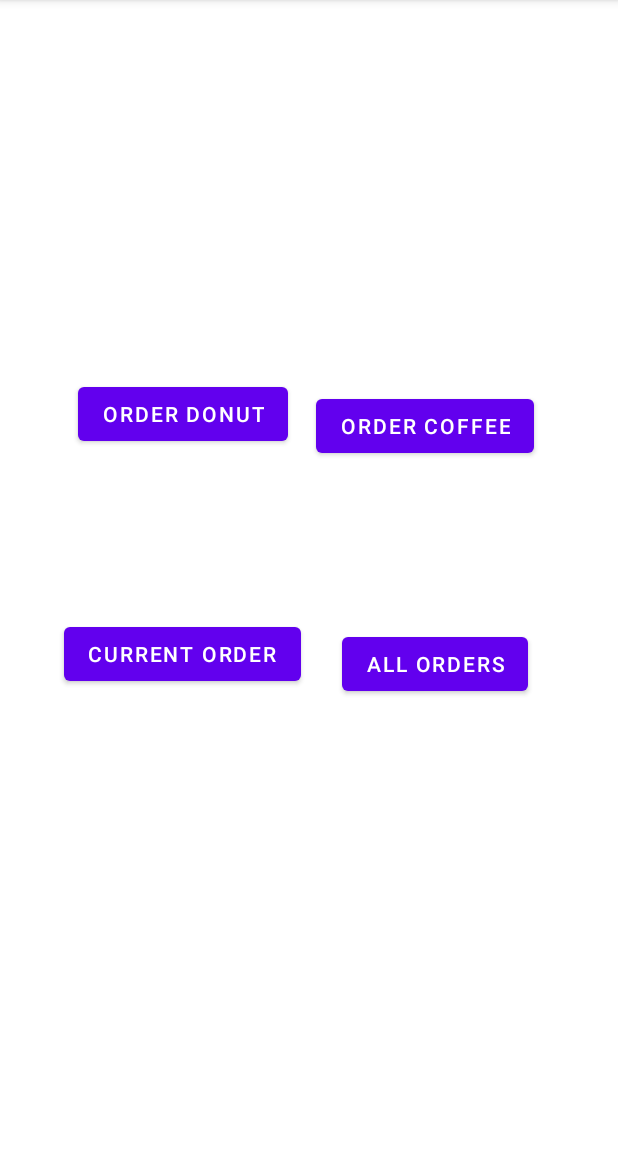
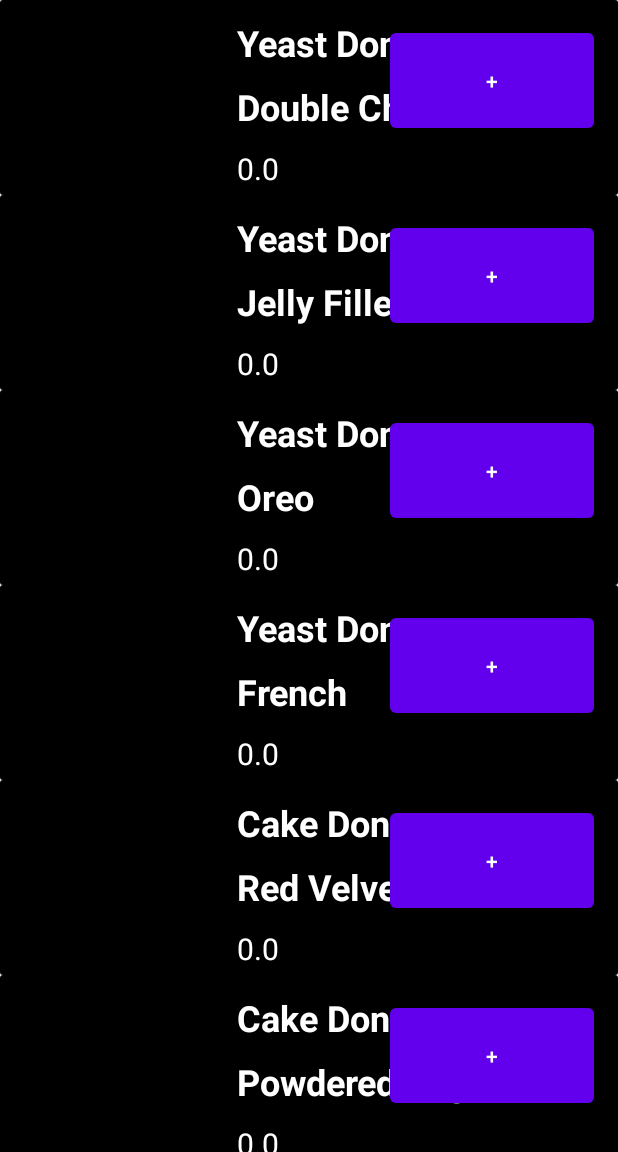
Before and after one commit to MarkHolleran/RUCafe-2, an Android app: the screen it shows after launch (MainActivity before the commit, donut_order after it), after a tap on "ORDER DONUT", on a phone screen of 412 x 824 dp, the part 84-1236 px from its top. Run offline under Robolectric (Android 15) with nearby library versions, the phone set to English and light mode, and no system bars.

Commit message:
commit before I change the donut order layout

```diff
--- a/app/src/main/java/com/rutgers/rucafe/MainActivity.java
+++ b/app/src/main/java/com/rutgers/rucafe/MainActivity.java
@@ -27,7 +27,7 @@ public class MainActivity extends AppCompatActivity {
 
             @Override
             public void onClick(View v){
-                startActivity(new Intent(MainActivity.this, DonutActivity.class));
+                startActivity(new Intent(MainActivity.this, donut_order.class));
             }
         });
 
--- a/app/src/main/java/com/rutgers/rucafe/donutAdapter.java
+++ b/app/src/main/java/com/rutgers/rucafe/donutAdapter.java
@@ -5,7 +5,6 @@ import android.content.Context;
 import android.content.DialogInterface;
 import android.content.Intent;
 import android.view.LayoutInflater;
-import android.view.Menu;
 import android.view.View;
 import android.view.ViewGroup;
 import android.widget.Button;
@@ -17,7 +16,6 @@ import androidx.annotation.NonNull;
 import androidx.constraintlayout.widget.ConstraintLayout;
 import androidx.recyclerview.widget.RecyclerView;
 
-import java.lang.reflect.Array;
 import java.util.ArrayList;
 
 class donutAdapter extends RecyclerView.Adapter<donutAdapter.donutHolder> {
@@ -46,7 +44,8 @@ class donutAdapter extends RecyclerView.Adapter<donutAdapter.donutHolder> {
     @Override
     public void onBindViewHolder(@NonNull donutHolder holder, int position) {
 
-        holder.donutName.setText(donuts.get(position).getFlavor());
+        holder.donutFlavor.setText(donuts.get(position).getFlavor());
+        holder.donutType.setText(donuts.get(position).getDonutType());
         double d = donuts.get(position).itemPrice();
         String s = String.valueOf(d);
         holder.donutPrice.setText(s);
@@ -62,33 +61,39 @@ class donutAdapter extends RecyclerView.Adapter<donutAdapter.donutHolder> {
 
     public static class donutHolder extends RecyclerView.ViewHolder{
 
-        private TextView donutName, donutPrice;
+        private TextView donutType, donutPrice,donutFlavor;
         private ImageView donutImage;
         private Button addDonut;
         private ConstraintLayout parentLayout;
 
+
         public donutHolder (@NonNull View donutView){
 
             super(donutView);
-            donutName = donutView.findViewById(R.id.donutFlavor);
+            donutFlavor = donutView.findViewById(R.id.donutFlavor);
+            donutType = donutView.findViewById(R.id.donutType);
             donutPrice = donutView.findViewById(R.id.donutPrice);
             donutImage = donutView.findViewById(R.id.donutImage);
-            addDonut = donutView.findViewById(R.id.donutAdd);
+            addDonut = donutView.findViewById(R.id.fucj);
             parentLayout = itemView.findViewById(R.id.rowLayout);
             setAddButtonOnClick(donutView);
 
 
-
+            //if you click an imageview the program crashes bc of this
             parentLayout.setOnClickListener(new View.OnClickListener(){
 
             @Override
                     public void onClick(View view){
                     Intent intent = new Intent(donutView.getContext(), donutSelectedActivity.class);
-                    intent.putExtra("DONUT", donutName.getText());
+                    intent.putExtra("DONUT", donutPrice.getText());
                     donutView.getContext().startActivity(intent);
 
             }
+
+
         });
+
+
     }
 
         private void setAddButtonOnClick(@NonNull View itemView) {
@@ -97,18 +102,18 @@ class donutAdapter extends RecyclerView.Adapter<donutAdapter.donutHolder> {
                 public void onClick(View view) {
                     AlertDialog.Builder alert = new AlertDialog.Builder(itemView.getContext());
                     alert.setTitle("Add to order");
-                    alert.setMessage(donutName.getText().toString());
+                    alert.setMessage(donutFlavor.getText().toString() + " " + donutType.getText().toString());
                     //handle the "YES" click
                     alert.setPositiveButton("yes", new DialogInterface.OnClickListener() {
                         public void onClick(DialogInterface dialog, int which) {
                             Toast.makeText(itemView.getContext(),
-                                    donutName.getText().toString() + " added.", Toast.LENGTH_LONG).show();
+                                    donutFlavor.getText().toString() + " " + donutType.getText().toString() + " added.", Toast.LENGTH_LONG).show();
                         }
                         //handle the "NO" click
                     }).setNegativeButton("no", new DialogInterface.OnClickListener() {
                         public void onClick(DialogInterface dialog, int which) {
                             Toast.makeText(itemView.getContext(),
-                                    donutName.getText().toString() + " not added.", Toast.LENGTH_LONG).show();
+                                    donutFlavor.getText().toString() + " " + donutType.getText().toString() + " not added.", Toast.LENGTH_LONG).show();
                         }
                     });
                     AlertDialog dialog = alert.create();
--- a/app/src/main/java/com/rutgers/rucafe/donutSelectedActivity.java
+++ b/app/src/main/java/com/rutgers/rucafe/donutSelectedActivity.java
@@ -14,7 +14,7 @@ public class donutSelectedActivity extends AppCompatActivity {
 
         super.onCreate(savedInstanceState);
         setContentView(R.layout.activity_donut_selected);
-        btn_donutName = findViewById(R.id.btn1);
+        btn_donutName = findViewById(R.id.beep);
         Intent intent = getIntent();
         btn_donutName.setText(intent.getStringExtra("DONUT"));
     }
--- a/app/src/main/java/com/rutgers/rucafe/donut_order.java
+++ b/app/src/main/java/com/rutgers/rucafe/donut_order.java
@@ -1,19 +1,45 @@
 package com.rutgers.rucafe;
 
 import androidx.appcompat.app.AppCompatActivity;
-import android.widget.Button;
+import androidx.recyclerview.widget.LinearLayoutManager;
+import androidx.recyclerview.widget.RecyclerView;
 
 import android.os.Bundle;
 
+import java.util.ArrayList;
+
 public class donut_order extends AppCompatActivity {
 
-    private Button addButton;
+    private ArrayList<Donut> donuts = new ArrayList<>();
+
+    private int [] donutImages = {R.drawable.apple, R.drawable.banana, R.drawable.grapes,
+            R.drawable.mango, R.drawable.orange, R.drawable.peach, R.drawable.pineapple,
+            R.drawable.strawberry, R.drawable.strawberry, R.drawable.strawberry, R.drawable.strawberry, R.drawable.strawberry};
 
     @Override
     protected void onCreate(Bundle savedInstanceState) {
         super.onCreate(savedInstanceState);
         setContentView(R.layout.activity_donut_order);
+        RecyclerView rcview = findViewById(R.id.rcView_menu);
+        setupMenuItems();
+        donutAdapter adapter = new donutAdapter(this,donuts);
+        rcview.setAdapter(adapter);
+        rcview.setLayoutManager(new LinearLayoutManager(this));
 
-        addButton = findViewById(R.id.donutAdd);
     }
+
+    private void setupMenuItems() {
+
+        String [] donutNames = getResources().getStringArray(R.array.donut_names);
+        String [] donutTypes = getResources().getStringArray(R.array.donut_types);
+        /* Add the items to the ArrayList.
+         * Note that I use hardcoded prices for demo purpose. This should be replace by other
+         * data sources.
+         */
+        for (int i = 0; i < donutNames.length; i++) {
+            donuts.add(new Donut(donutNames[i] ,donutTypes[i]  ,donutImages[i] ));
+            //
+        }
+    }
+
 }
--- a/app/src/main/res/layout/activity_donut_order.xml
+++ b/app/src/main/res/layout/activity_donut_order.xml
@@ -4,7 +4,7 @@
     xmlns:tools="http://schemas.android.com/tools"
     android:layout_width="match_parent"
     android:layout_height="match_parent"
-    tools:context=".DonutActivity">
+    tools:context=".donut_order">
 
     <androidx.recyclerview.widget.RecyclerView
         android:id="@+id/rcView_menu"
--- a/app/src/main/res/layout/row_view.xml
+++ b/app/src/main/res/layout/row_view.xml
@@ -21,17 +21,32 @@
             android:layout_height="wrap_content"
             android:background="@color/black">
 
+            <Button
+                android:id="@+id/fucj"
+                android:layout_width="136dp"
+                android:layout_height="75dp"
+                android:layout_marginTop="16dp"
+                android:layout_marginEnd="16dp"
+                android:text="+"
+                android:textSize="14sp"
+                app:layout_constraintEnd_toEndOf="parent"
+                app:layout_constraintTop_toTopOf="parent"
+                tools:ignore="TouchTargetSizeCheck" />
+
             <TextView
                 android:id="@+id/donutFlavor"
                 android:layout_width="wrap_content"
                 android:layout_height="wrap_content"
-                android:layout_marginStart="55dp"
-                android:layout_marginTop="24dp"
+                android:layout_marginStart="28dp"
                 android:textColor="@color/white"
                 android:textSize="24sp"
                 android:textStyle="bold"
+                app:layout_constraintBottom_toBottomOf="parent"
+                app:layout_constraintEnd_toEndOf="parent"
+                app:layout_constraintHorizontal_bias="0.0"
                 app:layout_constraintStart_toEndOf="@+id/donutImage"
-                app:layout_constraintTop_toTopOf="parent" />
+                app:layout_constraintTop_toTopOf="parent"
+                app:layout_constraintVertical_bias="0.122" />
 
             <ImageView
                 android:id="@+id/donutImage"
@@ -46,24 +61,30 @@
                 android:id="@+id/donutPrice"
                 android:layout_width="wrap_content"
                 android:layout_height="wrap_content"
-                android:layout_marginTop="16dp"
+                android:layout_marginStart="28dp"
+                android:layout_marginBottom="4dp"
                 android:textColor="@color/white"
                 android:textSize="20sp"
-                app:layout_constraintStart_toStartOf="@+id/donutFlavor"
-                app:layout_constraintTop_toBottomOf="@+id/donutFlavor" />
+                app:layout_constraintBottom_toBottomOf="parent"
+                app:layout_constraintEnd_toEndOf="parent"
+                app:layout_constraintHorizontal_bias="0.0"
+                app:layout_constraintStart_toEndOf="@+id/donutImage" />
 
-            <Button
-                android:id="@+id/donutAdd"
-                android:layout_width="47dp"
-                android:layout_height="43dp"
-                android:layout_marginStart="32dp"
-                android:layout_marginBottom="32dp"
-                android:text="+"
-                android:textSize="14sp"
+            <TextView
+                android:id="@+id/donutType"
+                android:layout_width="wrap_content"
+                android:layout_height="wrap_content"
+                android:layout_marginStart="28dp"
+                android:textColor="@color/white"
+                android:textSize="24sp"
+                android:textStyle="bold"
                 app:layout_constraintBottom_toBottomOf="parent"
-                app:layout_constraintStart_toEndOf="@+id/donutPrice"
-                app:layout_constraintTop_toTopOf="@+id/donutPrice"
-                tools:ignore="TouchTargetSizeCheck" />
+                app:layout_constraintEnd_toEndOf="parent"
+                app:layout_constraintHorizontal_bias="0.0"
+                app:layout_constraintStart_toEndOf="@+id/donutImage"
+                app:layout_constraintTop_toTopOf="parent"
+                app:layout_constraintVertical_bias="0.561" />
+
         </androidx.constraintlayout.widget.ConstraintLayout>
     </androidx.cardview.widget.CardView>
 
```
Also changed, not shown: app/src/main/AndroidManifest.xml (+4 -3 lines), app/src/main/java/com/rutgers/rucafe/DonutActivity.java (deleted, +0 -45 lines), app/src/main/res/layout/activity_donut_selected.xml (+24 -8 lines).
